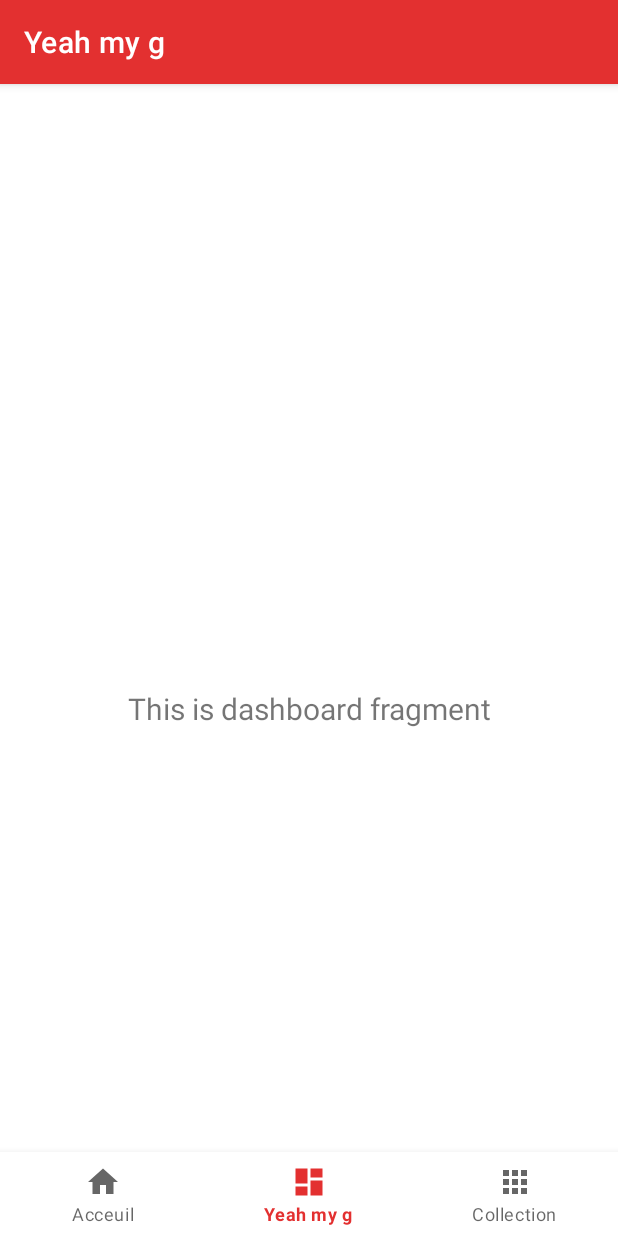
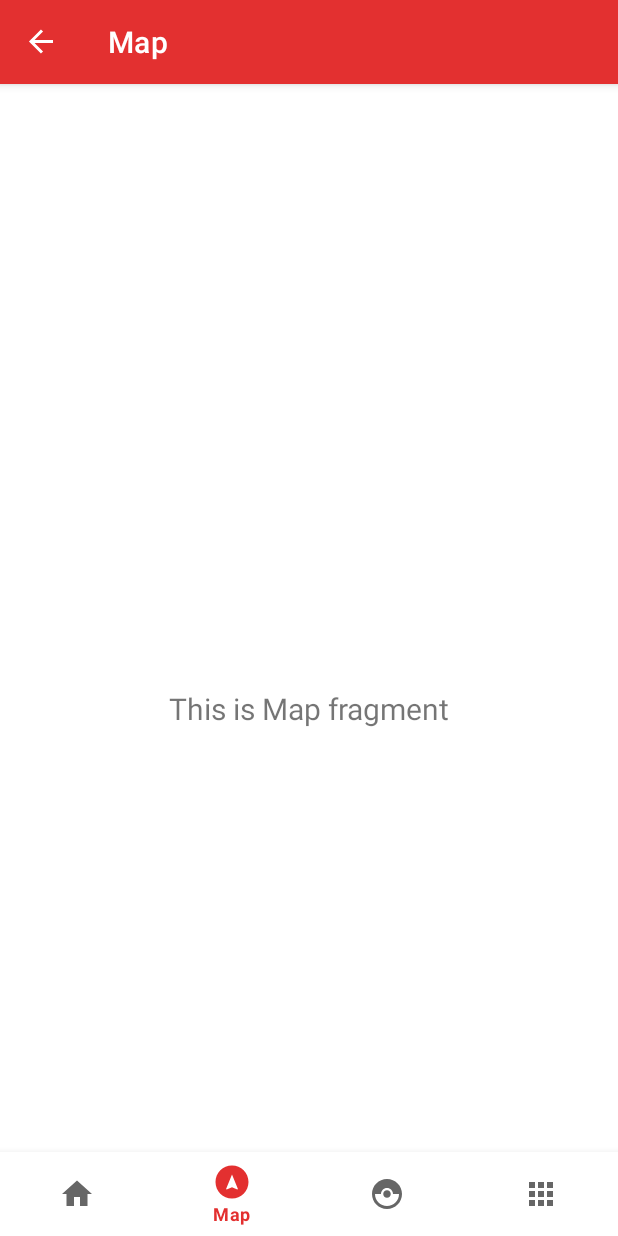
Before and after one commit to SiMista/PokeScanner, an Android app: the screen it shows after launch (MainActivity), item 2 of the bottom bar chosen, on a phone screen of 412 x 824 dp. Run offline under Robolectric (Android 15) with nearby library versions, the phone set to English and light mode, and no system bars; our stand-ins replace navigation-ui.

Commit message:
Add map section

```diff
--- /dev/null
+++ b/app/src/main/java/com/example/pokescanner/ui/map/MapFragment.java
@@ -0,0 +1,37 @@
+package com.example.pokescanner.ui.map;
+
+import android.os.Bundle;
+import android.view.LayoutInflater;
+import android.view.View;
+import android.view.ViewGroup;
+import android.widget.TextView;
+
+import androidx.annotation.NonNull;
+import androidx.fragment.app.Fragment;
+import androidx.lifecycle.ViewModelProvider;
+
+import com.example.pokescanner.databinding.FragmentMapBinding;
+
+public class MapFragment extends Fragment {
+
+    private FragmentMapBinding binding;
+
+    public View onCreateView(@NonNull LayoutInflater inflater,
+                             ViewGroup container, Bundle savedInstanceState) {
+        MapViewModel MapViewModel =
+                new ViewModelProvider(this).get(MapViewModel.class);
+
+        binding = FragmentMapBinding.inflate(inflater, container, false);
+        View root = binding.getRoot();
+
+        final TextView textView = binding.textMap;
+        MapViewModel.getText().observe(getViewLifecycleOwner(), textView::setText);
+        return root;
+    }
+
+    @Override
+    public void onDestroyView() {
+        super.onDestroyView();
+        binding = null;
+    }
+}
--- /dev/null
+++ b/app/src/main/java/com/example/pokescanner/ui/map/MapViewModel.java
@@ -0,0 +1,19 @@
+package com.example.pokescanner.ui.map;
+
+import androidx.lifecycle.LiveData;
+import androidx.lifecycle.MutableLiveData;
+import androidx.lifecycle.ViewModel;
+
+public class MapViewModel extends ViewModel {
+
+    private final MutableLiveData<String> mText;
+
+    public MapViewModel() {
+        mText = new MutableLiveData<>();
+        mText.setValue("This is Map fragment");
+    }
+
+    public LiveData<String> getText() {
+        return mText;
+    }
+}
--- /dev/null
+++ b/app/src/main/res/drawable/baseline_assistant_navigation_24.xml
@@ -0,0 +1,5 @@
+<vector xmlns:android="http://schemas.android.com/apk/res/android" android:height="24dp" android:tint="#000000" android:viewportHeight="24" android:viewportWidth="24" android:width="24dp">
+
+    <path android:fillColor="@android:color/white" android:pathData="M12,1C5.93,1 1,5.93 1,12s4.93,11 11,11 11,-4.93 11,-11S18.07,1 12,1zM15.57,17L12,15.42 8.43,17l-0.37,-0.37L12,7l3.95,9.63 -0.38,0.37z"/>
+
+</vector>
--- a/app/src/main/res/drawable/ic_dashboard_black_24dp.xml
+++ b/app/src/main/res/drawable/ic_dashboard_black_24dp.xml
@@ -5,5 +5,5 @@
     android:viewportHeight="24.0">
     <path
         android:fillColor="#FF000000"
-        android:pathData="M3,13h8L11,3L3,3v10zM3,21h8v-6L3,15v6zM13,21h8L21,11h-8v10zM13,3v6h8L21,3h-8z" />
+        android:pathData="M14.5,12c0,1.38 -1.12,2.5 -2.5,2.5c-1.38,0 -2.5,-1.12 -2.5,-2.5s1.12,-2.5 2.5,-2.5C13.38,9.5 14.5,10.62 14.5,12zM22,12c0,5.52 -4.48,10 -10,10C6.48,22 2,17.52 2,12S6.48,2 12,2C17.52,2 22,6.48 22,12zM20,12h-4c0,-2.21 -1.79,-4 -4,-4c-2.21,0 -4,1.79 -4,4H4c0,4.41 3.59,8 8,8C16.41,20 20,16.41 20,12z"/>
 </vector>
--- /dev/null
+++ b/app/src/main/res/layout/fragment_map.xml
@@ -0,0 +1,22 @@
+<?xml version="1.0" encoding="utf-8"?>
+<androidx.constraintlayout.widget.ConstraintLayout xmlns:android="http://schemas.android.com/apk/res/android"
+    xmlns:app="http://schemas.android.com/apk/res-auto"
+    xmlns:tools="http://schemas.android.com/tools"
+    android:layout_width="match_parent"
+    android:layout_height="match_parent"
+    tools:context=".ui.map.MapFragment">
+
+    <TextView
+        android:id="@+id/text_map"
+        android:layout_width="match_parent"
+        android:layout_height="wrap_content"
+        android:layout_marginStart="8dp"
+        android:layout_marginTop="8dp"
+        android:layout_marginEnd="8dp"
+        android:textAlignment="center"
+        android:textSize="20sp"
+        app:layout_constraintBottom_toBottomOf="parent"
+        app:layout_constraintEnd_toEndOf="parent"
+        app:layout_constraintStart_toStartOf="parent"
+        app:layout_constraintTop_toTopOf="parent" />
+</androidx.constraintlayout.widget.ConstraintLayout>
--- a/app/src/main/res/menu/bottom_nav_menu.xml
+++ b/app/src/main/res/menu/bottom_nav_menu.xml
@@ -5,6 +5,11 @@
         android:id="@+id/navigation_home"
         android:icon="@drawable/ic_home_black_24dp"
         android:title="@string/title_home" />
+
+    <item
+        android:id="@+id/navigation_map"
+        android:icon="@drawable/baseline_assistant_navigation_24"
+        android:title="@string/title_map" />
 
     <item
         android:id="@+id/navigation_dashboard"
--- a/app/src/main/res/navigation/mobile_navigation.xml
+++ b/app/src/main/res/navigation/mobile_navigation.xml
@@ -12,6 +12,12 @@
         tools:layout="@layout/fragment_home" />
 
     <fragment
+        android:id="@+id/navigation_map"
+        android:name="com.example.pokescanner.ui.map.MapFragment"
+        android:label="@string/title_map"
+        tools:layout="@layout/fragment_map" />
+
+    <fragment
         android:id="@+id/navigation_dashboard"
         android:name="com.example.pokescanner.ui.dashboard.DashboardFragment"
         android:label="@string/title_dashboard"
--- a/app/src/main/res/values/strings.xml
+++ b/app/src/main/res/values/strings.xml
@@ -3,4 +3,5 @@
     <string name="title_home">Acceuil</string>
     <string name="title_dashboard">Yeah my g</string>
     <string name="title_collection">Collection</string>
+    <string name="title_map">Map</string>
 </resources>
```
